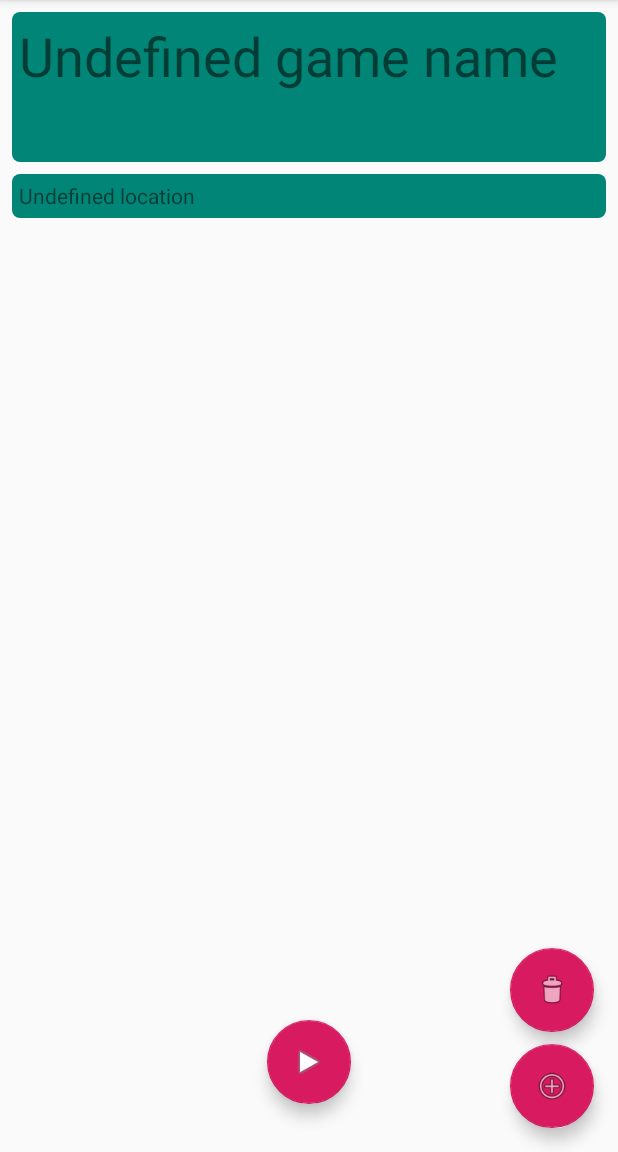
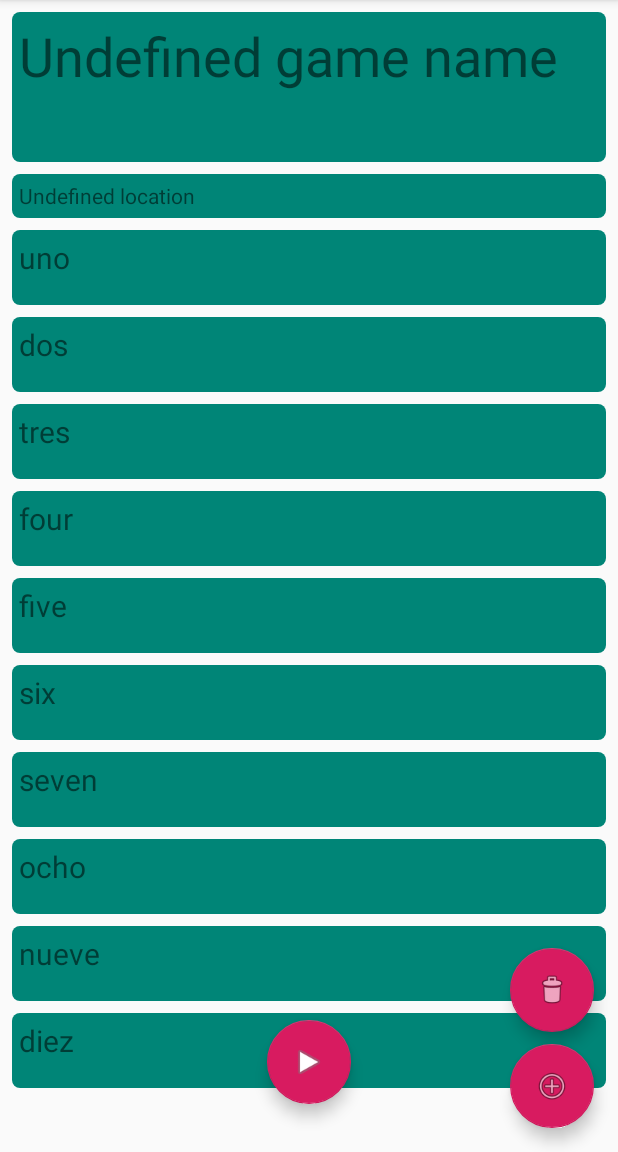
Before and after one commit to Gonzalocl/Board_Game_Statistics, an Android app: the screen it shows after launch (MainActivity), on a phone screen of 412 x 824 dp, the part 84-1236 px from its top. Run offline under Robolectric (Android 15) with nearby library versions, the phone set to English and light mode, and no system bars.

Commit message:
player list static

```diff
--- /dev/null
+++ b/app/src/main/java/com/gonzalocl/boardgamestatistics/app/PlayerList.java
@@ -0,0 +1,45 @@
+package com.gonzalocl.boardgamestatistics.app;
+
+import android.view.LayoutInflater;
+import android.view.ViewGroup;
+import android.widget.TextView;
+
+import androidx.annotation.NonNull;
+import androidx.recyclerview.widget.RecyclerView;
+
+import com.gonzalocl.boardgamestatistics.R;
+
+public class PlayerList extends RecyclerView.Adapter<PlayerList.PlayerView> {
+
+    private String[] players;
+
+    public static class PlayerView extends RecyclerView.ViewHolder {
+        public TextView playerName;
+        public PlayerView(TextView view) {
+            super(view);
+            playerName = view;
+        }
+    }
+
+    public PlayerList(String[] players) {
+        this.players = players;
+    }
+
+    @NonNull
+    @Override
+    public PlayerView onCreateViewHolder(@NonNull ViewGroup parent, int viewType) {
+        TextView view = (TextView) LayoutInflater.from(parent.getContext())
+                .inflate(R.layout.player_view, parent, false);
+        return new PlayerView(view);
+    }
+
+    @Override
+    public void onBindViewHolder(@NonNull PlayerView holder, int position) {
+        holder.playerName.setText(players[position]);
+    }
+
+    @Override
+    public int getItemCount() {
+        return players.length;
+    }
+}
--- a/app/src/main/java/com/gonzalocl/boardgamestatistics/ui/MainActivity.java
+++ b/app/src/main/java/com/gonzalocl/boardgamestatistics/ui/MainActivity.java
@@ -1,10 +1,13 @@
 package com.gonzalocl.boardgamestatistics.ui;
 
 import androidx.appcompat.app.AppCompatActivity;
+import androidx.recyclerview.widget.LinearLayoutManager;
+import androidx.recyclerview.widget.RecyclerView;
 
 import android.os.Bundle;
 
 import com.gonzalocl.boardgamestatistics.R;
+import com.gonzalocl.boardgamestatistics.app.PlayerList;
 
 public class MainActivity extends AppCompatActivity {
 
@@ -12,5 +15,16 @@ public class MainActivity extends AppCompatActivity {
     protected void onCreate(Bundle savedInstanceState) {
         super.onCreate(savedInstanceState);
         setContentView(R.layout.activity_main);
+
+        RecyclerView playerList = findViewById(R.id.player_list);
+        playerList.setHasFixedSize(true);
+
+        RecyclerView.LayoutManager playerListManager = new LinearLayoutManager(this);
+        playerList.setLayoutManager(playerListManager);
+
+        String[] ps = {"uno", "dos", "tres", "four", "five", "six", "seven", "ocho", "nueve", "diez"};
+        RecyclerView.Adapter players = new PlayerList(ps);
+        playerList.setAdapter(players);
+
     }
 }
--- a/app/src/main/res/layout/activity_main.xml
+++ b/app/src/main/res/layout/activity_main.xml
@@ -5,6 +5,17 @@
     android:layout_width="match_parent"
     android:layout_height="match_parent"
     tools:context=".ui.MainActivity">
+
+    <androidx.recyclerview.widget.RecyclerView
+        android:id="@+id/player_list"
+        android:layout_width="0dp"
+        android:layout_height="0dp"
+        android:layout_marginTop="8dp"
+        android:layout_marginBottom="8dp"
+        app:layout_constraintBottom_toBottomOf="parent"
+        app:layout_constraintEnd_toEndOf="@+id/location_text"
+        app:layout_constraintStart_toStartOf="@+id/location_text"
+        app:layout_constraintTop_toBottomOf="@+id/location_text" />
 
     <com.google.android.material.floatingactionbutton.FloatingActionButton
         android:id="@+id/add_player"
--- /dev/null
+++ b/app/src/main/res/layout/player_view.xml
@@ -0,0 +1,11 @@
+<?xml version="1.0" encoding="utf-8"?>
+<TextView
+    xmlns:android="http://schemas.android.com/apk/res/android"
+    android:textSize="20sp"
+    android:layout_marginBottom="8dp"
+    android:background="@drawable/rounded_corner"
+    android:layout_width="match_parent"
+    android:layout_height="50dp">
+
+
+</TextView>
```
